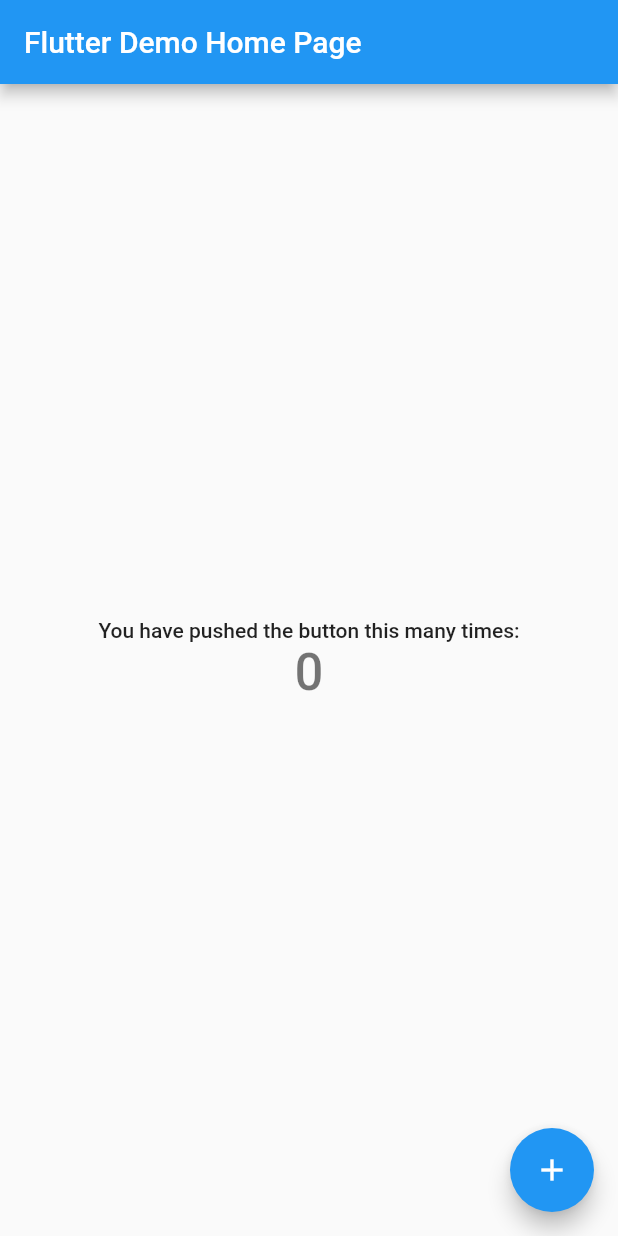
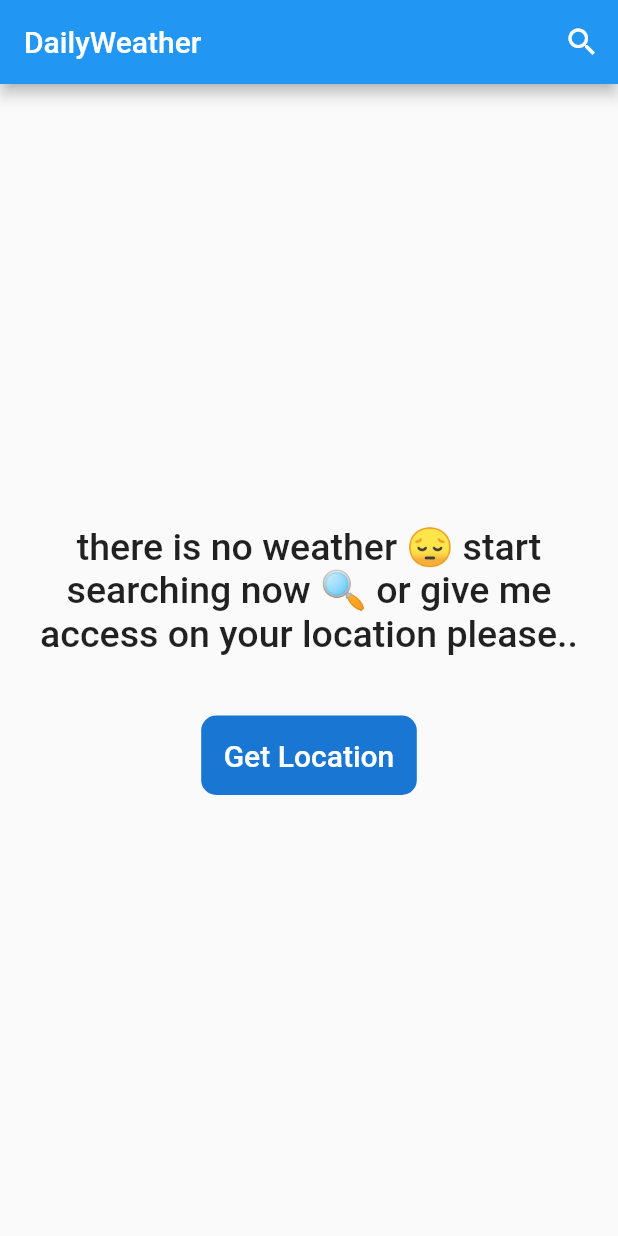
Before and after one commit to eslammongy/DailyWeather, a Flutter app: the screen it shows after launch, on a phone screen of 412 x 824 dp. Run offline on Flutter 3.47's test engine with Material 2 defaults, Android fonts, the phone set to English and light mode, and no system bars; our stand-ins replace location.

Commit message:
request location services & location permission

```diff
--- a/daily_weather/lib/main.dart
+++ b/daily_weather/lib/main.dart
@@ -1,3 +1,4 @@
+import 'package:daily_weather/screens/home/home_screen.dart';
 import 'package:flutter/material.dart';
 
 void main() {
@@ -11,105 +12,12 @@ class MyApp extends StatelessWidget {
   @override
   Widget build(BuildContext context) {
     return MaterialApp(
-      title: 'Flutter Demo',
+      title: 'DailyWeather',
+      debugShowCheckedModeBanner: false,
       theme: ThemeData(
-        // This is the theme of your application.
-        //
-        // Try running your application with "flutter run". You'll see the
-        // application has a blue toolbar. Then, without quitting the app, try
-        // changing the primarySwatch below to Colors.green and then invoke
-        // "hot reload" (press "r" in the console where you ran "flutter run",
-        // or simply save your changes to "hot reload" in a Flutter IDE).
-        // Notice that the counter didn't reset back to zero; the application
-        // is not restarted.
         primarySwatch: Colors.blue,
       ),
-      home: const MyHomePage(title: 'Flutter Demo Home Page'),
+      home: const HomeScreen(),
     );
   }
 }
-
-class MyHomePage extends StatefulWidget {
-  const MyHomePage({super.key, required this.title});
-
-  // This widget is the home page of your application. It is stateful, meaning
-  // that it has a State object (defined below) that contains fields that affect
-  // how it looks.
-
-  // This class is the configuration for the state. It holds the values (in this
-  // case the title) provided by the parent (in this case the App widget) and
-  // used by the build method of the State. Fields in a Widget subclass are
-  // always marked "final".
-
-  final String title;
-
-  @override
-  State<MyHomePage> createState() => _MyHomePageState();
-}
-
-class _MyHomePageState extends State<MyHomePage> {
-  int _counter = 0;
-
-  void _incrementCounter() {
-    setState(() {
-      // This call to setState tells the Flutter framework that something has
-      // changed in this State, which causes it to rerun the build method below
-      // so that the display can reflect the updated values. If we changed
-      // _counter without calling setState(), then the build method would not be
-      // called again, and so nothing would appear to happen.
-      _counter++;
-    });
-  }
-
-  @override
-  Widget build(BuildContext context) {
-    // This method is rerun every time setState is called, for instance as done
-    // by the _incrementCounter method above.
-    //
-    // The Flutter framework has been optimized to make rerunning build methods
-    // fast, so that you can just rebuild anything that needs updating rather
-    // than having to individually change instances of widgets.
-    return Scaffold(
-      appBar: AppBar(
-        // Here we take the value from the MyHomePage object that was created by
-        // the App.build method, and use it to set our appbar title.
-        title: Text(widget.title),
-      ),
-      body: Center(
-        // Center is a layout widget. It takes a single child and positions it
-        // in the middle of the parent.
-        child: Column(
-          // Column is also a layout widget. It takes a list of children and
-          // arranges them vertically. By default, it sizes itself to fit its
-          // children horizontally, and tries to be as tall as its parent.
-          //
-          // Invoke "debug painting" (press "p" in the console, choose the
-          // "Toggle Debug Paint" action from the Flutter Inspector in Android
-          // Studio, or the "Toggle Debug Paint" command in Visual Studio Code)
-          // to see the wireframe for each widget.
-          //
-          // Column has various properties to control how it sizes itself and
-          // how it positions its children. Here we use mainAxisAlignment to
-          // center the children vertically; the main axis here is the vertical
-          // axis because Columns are vertical (the cross axis would be
-          // horizontal).
-          mainAxisAlignment: MainAxisAlignment.center,
-          children: <Widget>[
-            const Text(
-              'You have pushed the button this many times:',
-            ),
-            Text(
-              '$_counter',
-              style: Theme.of(context).textTheme.headline4,
-            ),
-          ],
-        ),
-      ),
-      floatingActionButton: FloatingActionButton(
-        onPressed: _incrementCounter,
-        tooltip: 'Increment',
-        child: const Icon(Icons.add),
-      ), // This trailing comma makes auto-formatting nicer for build methods.
-    );
-  }
-}
--- /dev/null
+++ b/daily_weather/lib/screens/home/home_screen.dart
@@ -0,0 +1,110 @@
+import 'package:flutter/material.dart';
+import 'package:location/location.dart';
+
+class HomeScreen extends StatefulWidget {
+  const HomeScreen({super.key});
+
+  @override
+  State<HomeScreen> createState() => _HomeScreenState();
+}
+
+class _HomeScreenState extends State<HomeScreen> {
+
+  bool _isServiceEnabled = false;
+  late PermissionStatus _permissionStatus;
+  //late LocationData _locationData;
+  @override
+  Widget build(BuildContext context) {
+    return Scaffold(
+      appBar: AppBar(
+        actions: [
+          IconButton(
+            onPressed: () {},
+            icon: const Icon(Icons.search),
+          ),
+        ],
+        title: const Text('DailyWeather'),
+      ),
+      body: Center(
+        child: Padding(
+          padding: const EdgeInsets.all(8.0),
+          child: Column(
+            mainAxisSize: MainAxisSize.min,
+            children: [
+              const Text(
+                'there is no weather 😔 start',
+                style: TextStyle(
+                  fontSize: 25,
+                ),
+              ),
+              const Text(
+                'searching now 🔍 or give me access on your location please..',
+                textAlign: TextAlign.center,
+                style: TextStyle(
+                  fontSize: 25,
+                ),
+              ),
+              Container(
+                margin: const EdgeInsets.only(top: 40),
+                padding: const EdgeInsets.all(15),
+                decoration: BoxDecoration(
+                    color: Colors.blue[700],
+                    borderRadius: BorderRadius.circular(10)),
+                child: InkWell(
+                  onTap: (() {
+                  checkUserLocationServices();
+  }),
+                  child: const Text(
+                    'Get Location',
+                    textAlign: TextAlign.center,
+                    style: TextStyle(fontSize: 20, color: Colors.white),
+                  ),
+                ),
+              )
+            ],
+          ),
+        ),
+      ),
+    );
+  }
+
+  Future<void> checkUserLocationServices()async {
+    Location userLocation = Location();
+    _isServiceEnabled = await userLocation.serviceEnabled();
+    if (_isServiceEnabled) {
+      print("user location enabled");
+      checkUserLocationPermission(userLocation);
+    } else {
+      _isServiceEnabled = await userLocation.requestService();
+
+      if (_isServiceEnabled) {
+        print("Start access user location");
+        checkUserLocationPermission(userLocation);
+      } else {
+        return;
+      }
+    }
+  }
+
+  Future<void> checkUserLocationPermission(Location location)async{
+    _permissionStatus = await location.hasPermission();
+    if (_permissionStatus == PermissionStatus.granted) {
+      print("Location Permission Accept");
+     // _locationData = await location.getLocation();
+      location.onLocationChanged.listen((event) {
+        print("${event.latitude} ${event.longitude}");
+      });
+      //print("${_locationData.latitude} ${_locationData.longitude}");
+    } else {
+      _permissionStatus = await location.requestPermission();
+      if (_permissionStatus == PermissionStatus.granted) {
+        print("Permission Granted");
+        location.onLocationChanged.listen((event) {
+          print("${event.latitude} ${event.longitude}");
+        });
+      } else {
+        return;
+      }
+    }
+  }
+}
--- a/daily_weather/pubspec.yaml
+++ b/daily_weather/pubspec.yaml
@@ -34,6 +34,7 @@ dependencies:
     sdk: flutter
   http: ^0.13.5
   provider: ^6.0.5
+  location: ^4.4.0
 
 dev_dependencies:
   flutter_lints: ^2.0.0
@@ -50,7 +51,7 @@ flutter:
   uses-material-design: true
   # To add assets to your application, add an assets section, like this:
   assets:
-    - assets/images
+    - assets/images/
   #   - images/a_dot_ham.jpeg
   # An image asset can refer to one or more resolution-specific "variants", see
   # https://flutter.dev/assets-and-images/#resolution-aware
```
Also changed, not shown: daily_weather/assets/fonts/roboto_bold.ttf (renamed from daily_weather/assets/fonts/Roboto-Bold.ttf), daily_weather/pubspec.lock, 5 other files.
